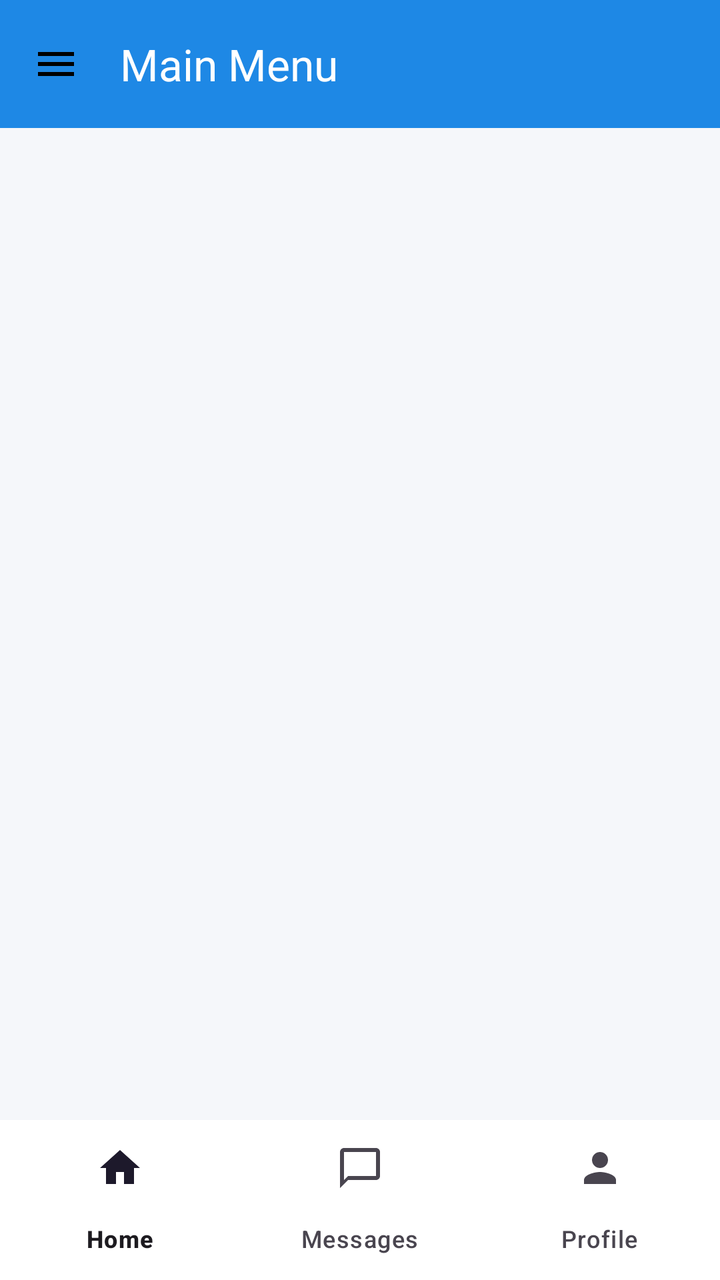
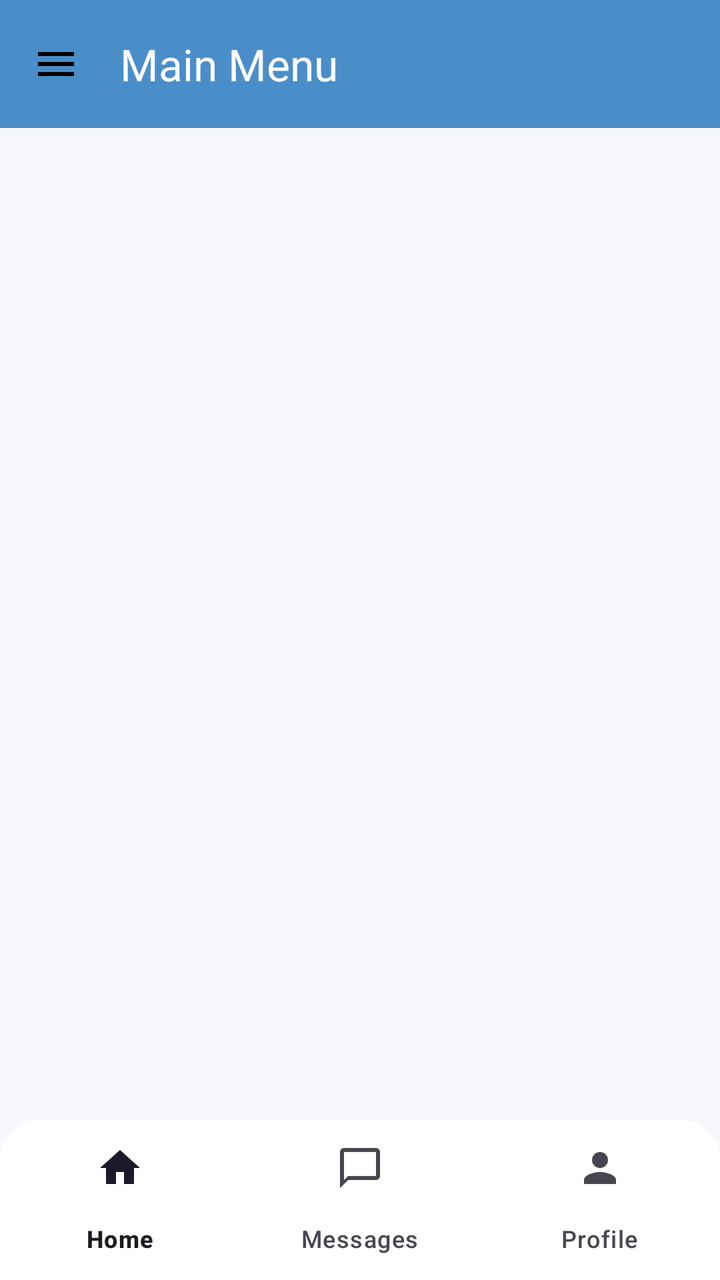

Compare the two renders of this Android layout. The source of the first and the diff that turns it into the second are given below.
<!-- AndroidManifest.xml: application theme Theme.MainProj -->
<!-- res/layout/activity_main.xml -->
<?xml version="1.0" encoding="utf-8"?>
<androidx.drawerlayout.widget.DrawerLayout xmlns:android="http://schemas.android.com/apk/res/android"
    xmlns:app="http://schemas.android.com/apk/res-auto"
    xmlns:tools="http://schemas.android.com/tools"
    android:id="@+id/drawerLayout"
    android:layout_width="match_parent"
    android:layout_height="match_parent"
    tools:context=".MainActivity">

    
    <androidx.constraintlayout.widget.ConstraintLayout
        android:id="@+id/main"
        android:layout_width="match_parent"
        android:layout_height="match_parent"
        android:background="@color/colorBackground">

        
        <androidx.appcompat.widget.Toolbar
            android:id="@+id/toolbar"
            android:layout_width="0dp"
            android:layout_height="wrap_content"
            android:background="@color/colorPrimary"
            android:elevation="4dp"
            app:title="Main Menu"
            app:titleTextColor="#FFFFFF"
            app:navigationIcon="@drawable/ic_menu"
            app:navigationContentDescription="Menu"
            app:layout_constraintTop_toTopOf="parent"
            app:layout_constraintStart_toStartOf="parent"
            app:layout_constraintEnd_toEndOf="parent" />

        
        <androidx.viewpager.widget.ViewPager
            android:id="@+id/viewPager"
            android:layout_width="0dp"
            android:layout_height="0dp"
            app:layout_constraintTop_toBottomOf="@id/toolbar"
            app:layout_constraintBottom_toTopOf="@id/bottomNav"
            app:layout_constraintStart_toStartOf="parent"
            app:layout_constraintEnd_toEndOf="parent" />

        <include
            layout="@layout/bottom_nav"
            android:id="@+id/bottomNav"
            android:layout_width="0dp"
            android:layout_height="wrap_content"
            app:layout_constraintBottom_toBottomOf="parent"
            app:layout_constraintStart_toStartOf="parent"
            app:layout_constraintEnd_toEndOf="parent" />

    </androidx.constraintlayout.widget.ConstraintLayout>

    <com.google.android.material.navigation.NavigationView
        android:id="@+id/navigationView"
        android:layout_width="280dp"
        android:layout_height="match_parent"
        android:layout_gravity="start"
        android:background="#FFFFFF"
        app:menu="@menu/main_menu_drawer_holder"
        app:headerLayout="@layout/drawer_header" />

</androidx.drawerlayout.widget.DrawerLayout>
<!-- res/layout/bottom_nav.xml (included above) -->
<?xml version="1.0" encoding="utf-8"?>
<com.google.android.material.bottomnavigation.BottomNavigationView xmlns:android="http://schemas.android.com/apk/res/android"
    xmlns:app="http://schemas.android.com/apk/res-auto"
    android:id="@+id/bottomNav"
    android:layout_width="match_parent"
    android:layout_height="wrap_content"
    android:background="@color/colorSurface"
    app:menu="@menu/bottom_nav_menu"
    app:labelVisibilityMode="labeled" />
<!-- res/layout/drawer_header.xml (included above) -->
<?xml version="1.0" encoding="utf-8"?>
<LinearLayout xmlns:android="http://schemas.android.com/apk/res/android"
    android:layout_width="match_parent"
    android:layout_height="176dp"
    android:orientation="vertical"
    android:padding="24dp"
    android:background="#2196F3"
    android:gravity="bottom">

    <TextView
        android:layout_width="wrap_content"
        android:layout_height="wrap_content"
        android:text="Gate Control"
        android:textColor="#FFFFFF"
        android:textSize="20sp"
        android:textStyle="bold" />

    <TextView
        android:layout_width="wrap_content"
        android:layout_height="wrap_content"
        android:text="user@example.com"
        android:textColor="#E3F2FD"
        android:textSize="14sp"
        android:layout_marginTop="4dp" />

</LinearLayout>
<!-- resources referenced by this layout -->
<resources>
  <color name="colorBackground">#F5F7FA</color>
  <color name="colorPrimary">#1E88E5</color>
  <color name="colorSurface">#FFFFFF</color>
  <!-- drawable ic_menu (drawable) -->
  <vector xmlns:android="http://schemas.android.com/apk/res/android"
      android:width="24dp"
      android:height="24dp"
      android:viewportWidth="24"
      android:viewportHeight="24">
      <path
          android:fillColor="#000000"
          android:pathData="M3,18h18v-2H3V18zM3,13h18v-2H3V13zM3,6v2h18V6H3z"/>
  </vector>
  <style name="Theme.MainProj" parent="Theme.Material3.DayNight.NoActionBar">
              <item name="inputStrokeColor">@color/input_stroke_color_light</item>
              <item name="buttonPrimary">@color/button_primary_light</item>
              <item name="textSecondary">@color/text_secondary_light</item>
  
              <item name="buttonGoogleBg">@color/button_google_bg_light</item>
              <item name="buttonGoogleText">@color/button_google_text_light</item>
              <item name="buttonGoogleStroke">@color/button_google_stroke_light</item>
          </style>
  <color name="input_stroke_color_light">#667eea</color>
  <color name="button_primary_light">#667eea</color>
  <color name="text_secondary_light">#666666</color>
  <color name="button_google_bg_light">#FFFFFF</color>
  <color name="button_google_text_light">#333333</color>
  <color name="button_google_stroke_light">#e0e0e0</color>
</resources>

<!-- the commit's change to res/layout/activity_main.xml (unified diff, before → after) -->
@@ -22,7 +22,7 @@
             android:background="@color/colorPrimary"
             android:elevation="4dp"
             app:title="Main Menu"
-            app:titleTextColor="#FFFFFF"
+            app:titleTextColor="@color/colorTextOnPrimary"
             app:navigationIcon="@drawable/ic_menu"
             app:navigationContentDescription="Menu"
             app:layout_constraintTop_toTopOf="parent"
@@ -50,14 +50,77 @@
 
     </androidx.constraintlayout.widget.ConstraintLayout>
 
-    <com.google.android.material.navigation.NavigationView
-        android:id="@+id/navigationView"
+    
+    <LinearLayout
+        android:id="@+id/mainDrawerPanel"
         android:layout_width="280dp"
         android:layout_height="match_parent"
         android:layout_gravity="start"
-        android:background="#FFFFFF"
-        app:menu="@menu/main_menu_drawer_holder"
-        app:headerLayout="@layout/drawer_header" />
+        android:orientation="vertical"
+        android:background="@color/colorSurface"
+        android:elevation="8dp"
+        android:padding="16dp">
+
+        
+        <ImageView
+            android:id="@+id/profileImage"
+            android:layout_width="80dp"
+            android:layout_height="80dp"
+            android:layout_gravity="center_horizontal"
+            android:background="@drawable/bg_avatar_circle"
+            android:src="@android:drawable/sym_def_app_icon"
+            android:padding="16dp" />
+
+        
+        <TextView
+            android:id="@+id/profileName"
+            android:layout_width="wrap_content"
+            android:layout_height="wrap_content"
+            android:text="Full Name"
+            android:textSize="18sp"
+            android:textStyle="bold"
+            android:layout_marginTop="12dp"
+            android:layout_gravity="center_horizontal"
+            android:textColor="@color/colorTextPrimary"/>
+
+        
+        <TextView
+            android:id="@+id/profileUsername"
+            android:layout_width="wrap_content"
+            android:layout_height="wrap_content"
+            android:text="username"
+            android:layout_gravity="center_horizontal"
+            android:layout_marginTop="4dp"
+            android:textColor="@color/colorTextSecondary"/>
+
+        
+        <TextView
+            android:id="@+id/profileEmail"
+            android:layout_width="wrap_content"
+            android:layout_height="wrap_content"
+            android:text="email@example.com"
+            android:layout_gravity="center_horizontal"
+            android:layout_marginTop="8dp"
+            android:textColor="@color/colorTextSecondary"/>
+
+        
+        <View
+            android:layout_width="match_parent"
+            android:layout_height="1dp"
+            android:layout_marginVertical="16dp"
+            android:background="@color/colorDivider"/>
+
+        
+        <com.google.android.material.button.MaterialButton
+            android:id="@+id/logoutButton"
+            android:layout_width="match_parent"
+            android:layout_height="wrap_content"
+            android:text="Logout"
+            android:textColor="@color/colorTextOnPrimary"
+            app:backgroundTint="@color/colorPrimary"
+            app:cornerRadius="14dp"/>
+
+    </LinearLayout>
 
 </androidx.drawerlayout.widget.DrawerLayout>
 <!-- res/layout/bottom_nav.xml (included above) -->
@@ -67,33 +130,6 @@
     android:id="@+id/bottomNav"
     android:layout_width="match_parent"
     android:layout_height="wrap_content"
-    android:background="@color/colorSurface"
+    android:background="@drawable/bg_bottom_nav"
     app:menu="@menu/bottom_nav_menu"
     app:labelVisibilityMode="labeled" />
-<!-- res/layout/drawer_header.xml (included above) -->
-<?xml version="1.0" encoding="utf-8"?>
-<LinearLayout xmlns:android="http://schemas.android.com/apk/res/android"
-    android:layout_width="match_parent"
-    android:layout_height="176dp"
-    android:orientation="vertical"
-    android:padding="24dp"
-    android:background="#2196F3"
-    android:gravity="bottom">
-
-    <TextView
-        android:layout_width="wrap_content"
-        android:layout_height="wrap_content"
-        android:text="Gate Control"
-        android:textColor="#FFFFFF"
-        android:textSize="20sp"
-        android:textStyle="bold" />
-
-    <TextView
-        android:layout_width="wrap_content"
-        android:layout_height="wrap_content"
-        android:text="user@example.com"
-        android:textColor="#E3F2FD"
-        android:textSize="14sp"
-        android:layout_marginTop="4dp" />
-
-</LinearLayout>
<!-- resource entries referenced after the edit -->
@@ -1,8 +1,28 @@
 <!-- resources referenced by this layout -->
 <resources>
   <color name="colorBackground">#F5F7FA</color>
-  <color name="colorPrimary">#1E88E5</color>
+  <color name="colorDivider">#E5E7EB</color>
+  <color name="colorPrimary">#4A8EC9</color>
   <color name="colorSurface">#FFFFFF</color>
+  <color name="colorTextOnPrimary">#FFFFFF</color>
+  <color name="colorTextPrimary">#1A1A2E</color>
+  <color name="colorTextSecondary">#6B7280</color>
+  <!-- drawable bg_avatar_circle (drawable) -->
+  <?xml version="1.0" encoding="utf-8"?>
+  <shape xmlns:android="http://schemas.android.com/apk/res/android"
+      android:shape="oval">
+  
+      <solid android:color="@color/colorAvatarBackground"/>
+  
+  </shape>
+  <!-- drawable bg_bottom_nav (drawable) -->
+  <shape xmlns:android="http://schemas.android.com/apk/res/android"
+      android:shape="rectangle">
+      <solid android:color="@color/colorSurface" />
+      <corners
+          android:topLeftRadius="20dp"
+          android:topRightRadius="20dp" />
+  </shape>
   <!-- drawable ic_menu (drawable) -->
   <vector xmlns:android="http://schemas.android.com/apk/res/android"
       android:width="24dp"
@@ -22,6 +42,7 @@
               <item name="buttonGoogleText">@color/button_google_text_light</item>
               <item name="buttonGoogleStroke">@color/button_google_stroke_light</item>
           </style>
+  <color name="colorAvatarBackground">#DBEAFE</color>
   <color name="input_stroke_color_light">#667eea</color>
   <color name="button_primary_light">#667eea</color>
   <color name="text_secondary_light">#666666</color>
